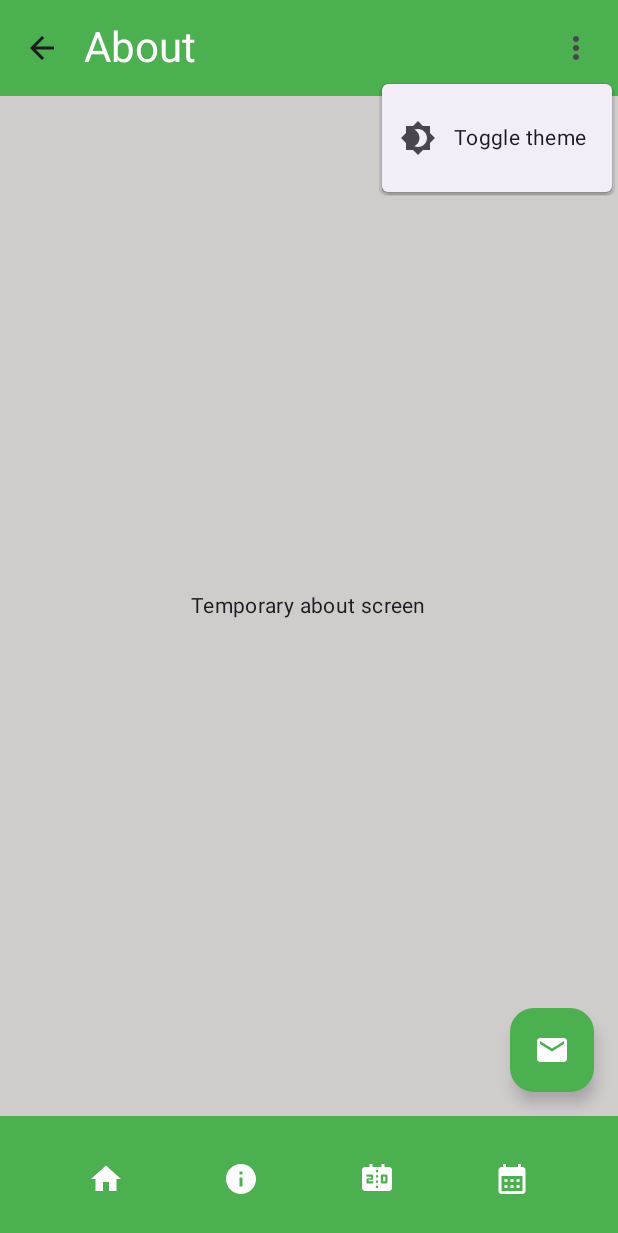
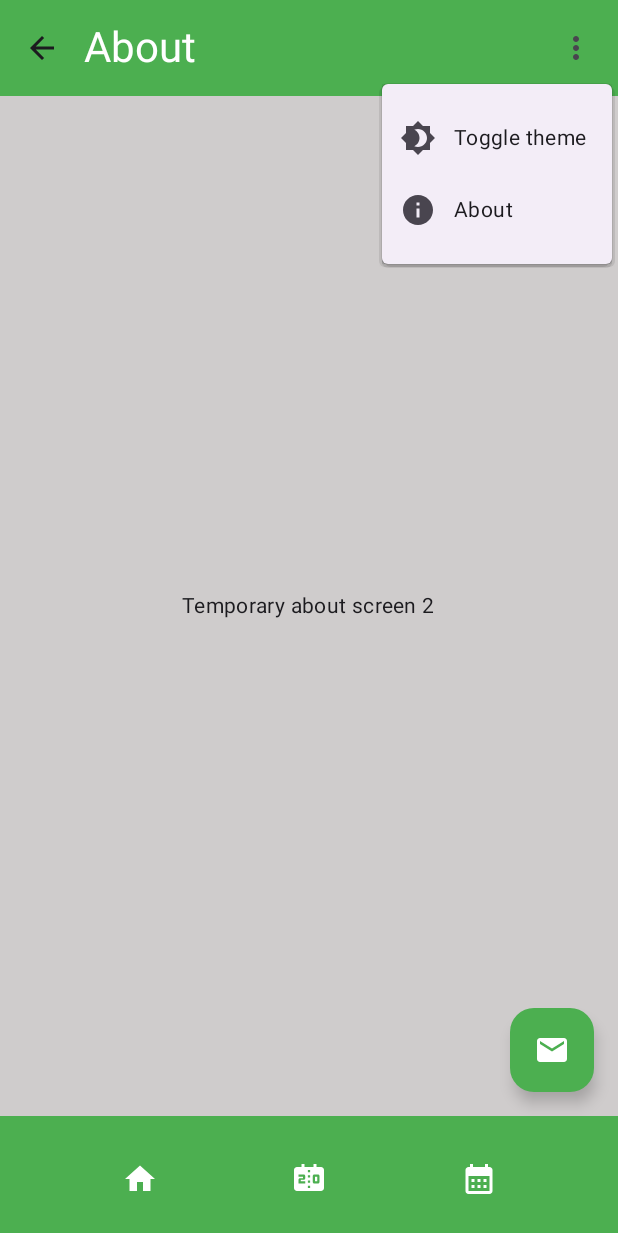
Before and after one commit to dvalcken/BiljartAndroid, an Android app built with Jetpack Compose: the AboutScreen screen opened through its navigation route, after a tap on "Menu", on a phone screen of 412 x 824 dp. Shown: the top 1233 px of the screen. Run offline under Robolectric (Android 15) with nearby library versions, the phone set to English and light mode, and no system bars; network calls fail.

Commit message:
Refactor AboutScreen location to topbar menu

```diff
--- /dev/null
+++ b/app/src/main/java/com/example/biljart/ui/AboutScreen.kt
@@ -0,0 +1,10 @@
+package com.example.biljart.ui
+
+import androidx.compose.material3.MaterialTheme
+import androidx.compose.material3.Text
+import androidx.compose.runtime.Composable
+
+@Composable
+fun AboutScreen() {
+    Text(text = "Temporary about screen 2", style = MaterialTheme.typography.bodyMedium)
+}
--- a/app/src/main/java/com/example/biljart/ui/BilliardApp.kt
+++ b/app/src/main/java/com/example/biljart/ui/BilliardApp.kt
@@ -17,7 +17,6 @@ import androidx.compose.material3.IconButton
 import androidx.compose.material3.MaterialTheme
 import androidx.compose.material3.Scaffold
 import androidx.compose.material3.Surface
-import androidx.compose.material3.Text
 import androidx.compose.runtime.Composable
 import androidx.compose.runtime.getValue
 import androidx.compose.runtime.mutableStateOf
@@ -61,6 +60,7 @@ fun BilliardApp(toggleTheme: () -> Unit, navController: NavHostController = reme
             MyTopAppBar(
 //                appName,
                 toggleTheme,
+                { navController.navigate(Destinations.About.route) },
                 title = titleResId,
             ) {
                 val isStartDestination = route == Destinations.Home.route
@@ -80,7 +80,7 @@ fun BilliardApp(toggleTheme: () -> Unit, navController: NavHostController = reme
                 { navController.popBackStack(Destinations.Home.route, false) }, // onHome
                 // popBackStack pops the back stack until the destination is found
                 // inclusive is false, so the destination itself is not popped
-                { navController.navigate(Destinations.About.route) }, // onAbout
+                // { navController.navigate(Destinations.About.route) }, // onAbout  -> Moved to top bar dropdown menu
                 { navController.navigate(Destinations.Ranking.route) }, // onRanking
                 { navController.navigate(Destinations.Playingdays.route) }, // onPlayingDays
             )
@@ -125,7 +125,7 @@ fun BilliardApp(toggleTheme: () -> Unit, navController: NavHostController = reme
                     verticalArrangement = Arrangement.Center, // center the content vertically.
                     horizontalAlignment = Alignment.CenterHorizontally, // center the content horizontally.
                 ) {
-                    Text(text = "Temporary about screen", style = MaterialTheme.typography.bodyMedium)
+                    AboutScreen()
                 }
             }
             composable(Destinations.Ranking.route) {
--- a/app/src/main/java/com/example/biljart/ui/MyBottomAppBar.kt
+++ b/app/src/main/java/com/example/biljart/ui/MyBottomAppBar.kt
@@ -6,7 +6,6 @@ import androidx.compose.foundation.layout.fillMaxWidth
 import androidx.compose.material.icons.Icons
 import androidx.compose.material.icons.filled.CalendarMonth
 import androidx.compose.material.icons.filled.Home
-import androidx.compose.material.icons.filled.Info
 import androidx.compose.material.icons.filled.Scoreboard
 import androidx.compose.material3.BottomAppBar
 import androidx.compose.material3.Icon
@@ -22,7 +21,7 @@ import com.example.biljart.ui.theme.BilliardTheme
 @Composable
 fun MyBottomAppBar(
     onHome: () -> Unit,
-    onAbout: () -> Unit,
+//    onAbout: () -> Unit,  // -> Moved to top bar dropdown menu
     onRanking: () -> Unit,
     onPlayingDays: () -> Unit,
 ) {
@@ -42,9 +41,9 @@ fun MyBottomAppBar(
                     //  Icon(imageVector = if (true) Icons.Filled.Home else Icons.Filled.Face, contentDescription = "Bottombar Home")
                 }
                 //            Spacer(modifier = Modifier.width(16.dp))
-                IconButton(onClick = onAbout) {
-                    Icon(Icons.Filled.Info, contentDescription = stringResource(R.string.bottombar_about))
-                }
+//                IconButton(onClick = onAbout) {
+//                    Icon(Icons.Filled.Info, contentDescription = stringResource(R.string.bottombar_about))
+//                }
                 //            Spacer(modifier = Modifier.width(16.dp))
                 IconButton(onClick = onRanking) {
                     Icon(Icons.Filled.Scoreboard, contentDescription = stringResource(R.string.bottombar_ranking))
@@ -73,7 +72,7 @@ fun MyBottomAppBarPreview() {
     BilliardTheme(darkTheme = false) {
         MyBottomAppBar(
             { /*onHome*/ },
-            { /*onAbout*/ },
+//            { /*onAbout*/ },
             { /*onCompetition*/ },
             { /*onPlayingDays*/ },
         )
--- a/app/src/main/java/com/example/biljart/ui/MyTopAppBar.kt
+++ b/app/src/main/java/com/example/biljart/ui/MyTopAppBar.kt
@@ -6,6 +6,7 @@ import androidx.compose.foundation.layout.padding
 import androidx.compose.material.icons.Icons
 import androidx.compose.material.icons.filled.ArrowBack
 import androidx.compose.material.icons.filled.Brightness4
+import androidx.compose.material.icons.filled.Info
 import androidx.compose.material.icons.filled.MoreVert
 import androidx.compose.material3.DropdownMenu
 import androidx.compose.material3.DropdownMenuItem
@@ -31,6 +32,7 @@ import com.example.biljart.ui.theme.BilliardTheme
 @OptIn(ExperimentalMaterial3Api::class)
 fun MyTopAppBar(
     toggleTheme: () -> Unit,
+    onAbout: () -> Unit,
     @StringRes title: Int, // lesson 3 2:33:00
     navigationIcon: @Composable () -> Unit,
 ) {
@@ -78,6 +80,26 @@ fun MyTopAppBar(
                         )
                     },
                 )
+                // About menu item
+                DropdownMenuItem(
+                    text = {
+                        Text(
+                            stringResource(R.string.about_title),
+                            style = MaterialTheme.typography.bodyMedium,
+                        )
+                    },
+                    onClick = {
+                        // navigate to the about screen
+                        onAbout()
+                        expanded.value = false // close the menu after clicking
+                    },
+                    leadingIcon = {
+                        Icon(
+                            imageVector = Icons.Filled.Info,
+                            contentDescription = stringResource(R.string.toggle_theme),
+                        )
+                    },
+                )
             }
         },
         colors = TopAppBarDefaults.topAppBarColors(
@@ -94,7 +116,7 @@ fun MyTopAppBarPreview() {
     BilliardTheme(darkTheme = false) {
         Surface(color = MaterialTheme.colorScheme.background) {
             Box {
-                MyTopAppBar(title = R.string.app_name, toggleTheme = {}) {
+                MyTopAppBar(title = R.string.app_name, toggleTheme = {}, onAbout = {}) {
                     IconButton(onClick = { /*TODO*/ }) {
                         Icon(Icons.Filled.ArrowBack, contentDescription = "Home")
                     }
```
Also changed, not shown: 1 other file.
